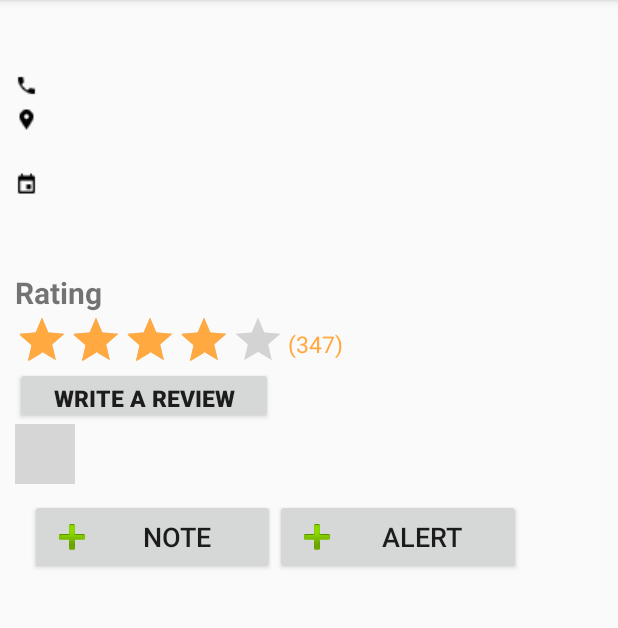
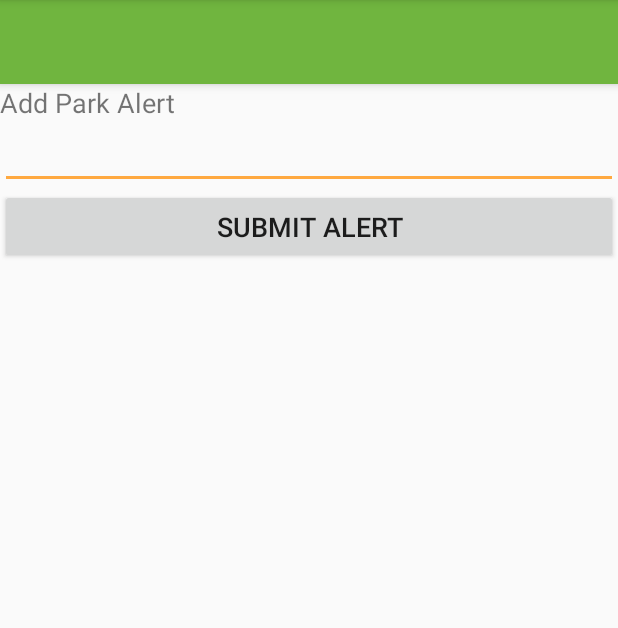
Before and after one commit to sup246/ParkPal, an Android app: the ParkDetails screen opened directly, with no data from a screen before it, after a tap on "ALERT", on a phone screen of 412 x 824 dp, the part 84-712 px from its top. Run offline under Robolectric (Android 15) with nearby library versions, the phone set to English and light mode, and no system bars; our stand-ins replace Volley; network calls fail; 12 statements that could not run were skipped; grey boxes are pictures that could not be loaded.

Commit message:
+Add park alerts and send notification

```diff
--- a/app/build.gradle
+++ b/app/build.gradle
@@ -62,6 +62,7 @@ dependencies {
     testCompile 'junit:junit:4.12'
     compile 'com.microsoft.azure:azure-notifications-handler:1.0.1@jar'
     compile 'com.android.support:support-annotations:25.3.1'
+    compile 'com.android.volley:volley:1.0.0'
 }
 
 apply plugin: 'com.google.gms.google-services'
--- a/app/src/main/AndroidManifest.xml
+++ b/app/src/main/AndroidManifest.xml
@@ -39,6 +39,9 @@
         <activity
            android:name=".ParkDetails"
            android:label="@string/app_name"></activity>
+        <activity
+            android:name=".AddParkAlertActivity"
+            android:label="@string/app_name"></activity>
         <activity
             android:name=".LoginActivity"
             android:label="@string/title_activity_login"
--- /dev/null
+++ b/app/src/main/java/com/psu/sweng500/team4/parkpal/AddParkAlertActivity.java
@@ -0,0 +1,83 @@
+package com.psu.sweng500.team4.parkpal;
+
+import android.os.Bundle;
+import android.support.v7.app.AppCompatActivity;
+import android.support.v7.widget.Toolbar;
+import android.util.Log;
+import android.view.View;
+import android.widget.Button;
+import android.widget.EditText;
+
+import com.android.volley.Request;
+import com.android.volley.RequestQueue;
+import com.android.volley.Response;
+import com.android.volley.VolleyError;
+import com.android.volley.toolbox.StringRequest;
+import com.android.volley.toolbox.Volley;
+import com.psu.sweng500.team4.parkpal.Models.Location;
+import com.psu.sweng500.team4.parkpal.Models.User;
+import com.psu.sweng500.team4.parkpal.Queries.AsyncResponse;
+import com.psu.sweng500.team4.parkpal.Queries.ParkAlertsInsertTask;
+import com.psu.sweng500.team4.parkpal.Queries.ParkNotesInsertTask;
+
+import java.util.Date;
+
+public class AddParkAlertActivity extends AppCompatActivity {
+
+    @Override
+    protected void onCreate(Bundle savedInstanceState) {
+        super.onCreate(savedInstanceState);
+        setContentView(R.layout.activity_add_park_alert);
+        Toolbar toolbar = (Toolbar) findViewById(R.id.toolbar);
+        //setSupportActionBar(toolbar);
+
+        final Location location = (Location) getIntent().getSerializableExtra("Location");
+        final User currentUser = (User) getIntent().getSerializableExtra("User");
+        final EditText alertMessageTextView = (EditText) findViewById(R.id.parkAlert_message);
+
+        Button mSubmitButton = (Button) findViewById(R.id.submitAlert);
+        mSubmitButton.setOnClickListener(new View.OnClickListener() {
+            @Override
+            public void onClick(View view) {
+                Date now = new Date();
+
+                // Do Add
+                ParkAlertsInsertTask insertAlert = new ParkAlertsInsertTask(new AsyncResponse() {
+                    @Override
+                    public void processFinish(Object result) {
+                    }
+                },
+                        location.getLocId(),
+                        currentUser.getUsername(),
+                        alertMessageTextView.getText().toString(),
+                        new Date());
+
+                insertAlert.execute();
+
+                // Instantiate the RequestQueue.
+                RequestQueue queue = Volley.newRequestQueue(getApplicationContext());
+                final String url = "http://parkpalapp.azurewebsites.net/api/notification/" + alertMessageTextView.getText().toString();
+
+                // Request a string response from the provided URL.
+                StringRequest stringRequest = new StringRequest(Request.Method.GET, url,
+                        new Response.Listener<String>() {
+                            @Override
+                            public void onResponse(String response) {
+                                // Display the first 500 characters of the response string.
+                                Log.d("INFO", response.substring(0, 500));
+                            }
+                        }, new Response.ErrorListener() {
+                    @Override
+                    public void onErrorResponse(VolleyError error) {
+                        Log.e("ERROR", "Error sending request to : " + url + " : " + error);
+                    }
+                });
+                // Add the request to the RequestQueue.
+                queue.add(stringRequest);
+
+                finish();
+            }
+        });
+    }
+
+}
--- a/app/src/main/java/com/psu/sweng500/team4/parkpal/ParkDetails.java
+++ b/app/src/main/java/com/psu/sweng500/team4/parkpal/ParkDetails.java
@@ -22,9 +22,11 @@ import android.widget.ExpandableListView;
 
 import com.google.android.gms.maps.model.LatLng;
 import com.psu.sweng500.team4.parkpal.Models.Location;
+import com.psu.sweng500.team4.parkpal.Models.ParkAlert;
 import com.psu.sweng500.team4.parkpal.Models.ParkNote;
 import com.psu.sweng500.team4.parkpal.Models.User;
 import com.psu.sweng500.team4.parkpal.Queries.AsyncResponse;
+import com.psu.sweng500.team4.parkpal.Queries.ParkAlertsQueryTask;
 import com.psu.sweng500.team4.parkpal.Queries.ParkNotesQueryTask;
 import com.psu.sweng500.team4.parkpal.Services.AzureServiceAdapter;
 import com.psu.sweng500.team4.parkpal.Services.WeatherService;
@@ -67,7 +69,10 @@ public class ParkDetails extends AppCompatActivity {
         mAddAlertButton.setOnClickListener(new View.OnClickListener() {
             @Override
             public void onClick(View view) {
-                //addAlert();
+                Intent intent = new Intent(ParkDetails.this, AddParkAlertActivity.class);
+                intent.putExtra("Location", mLocation);
+                intent.putExtra("User", mCurrentUser);
+                startActivityForResult(intent, 999);
             }
         });
 
@@ -143,7 +148,7 @@ public class ParkDetails extends AppCompatActivity {
 
     private void getListInfo(long locId)  {
 
-        try {
+     /*   try {
             //Initialization of the AzureServiceAdapter to make it usable in the app.
             AzureServiceAdapter.Initialize(getBaseContext());
             Log.d("INFO", "AzureServiceAdapter initialized");
@@ -151,7 +156,7 @@ public class ParkDetails extends AppCompatActivity {
         } catch (Exception e) {
             Log.e("ParkPal", "exception", e);
         }
-
+*/
         // Get park notes
         ParkNotesQueryTask asyncQuery = new ParkNotesQueryTask(new AsyncResponse(){
 
@@ -194,6 +199,8 @@ public class ParkDetails extends AppCompatActivity {
         asyncQuery.execute();
     }
 
+
+
     private Address AddressFinder(LatLng latLong){
         Geocoder geocoder = new Geocoder(getBaseContext(), Locale.getDefault());
         List<Address> addresses = null;
--- /dev/null
+++ b/app/src/main/res/layout/activity_add_park_alert.xml
@@ -0,0 +1,25 @@
+<?xml version="1.0" encoding="utf-8"?>
+<android.support.design.widget.CoordinatorLayout xmlns:android="http://schemas.android.com/apk/res/android"
+    xmlns:app="http://schemas.android.com/apk/res-auto"
+    xmlns:tools="http://schemas.android.com/tools"
+    android:layout_width="match_parent"
+    android:layout_height="match_parent"
+    tools:context="com.psu.sweng500.team4.parkpal.AddParkAlertActivity">
+
+    <android.support.design.widget.AppBarLayout
+        android:layout_width="match_parent"
+        android:layout_height="wrap_content"
+        android:theme="@style/AppTheme.AppBarOverlay">
+
+        <android.support.v7.widget.Toolbar
+            android:id="@+id/toolbar"
+            android:layout_width="match_parent"
+            android:layout_height="?attr/actionBarSize"
+            android:background="?attr/colorPrimary"
+            app:popupTheme="@style/AppTheme.PopupOverlay" />
+
+    </android.support.design.widget.AppBarLayout>
+
+    <include layout="@layout/content_add_park_alert" />
+
+</android.support.design.widget.CoordinatorLayout>
--- /dev/null
+++ b/app/src/main/res/layout/content_add_park_alert.xml
@@ -0,0 +1,39 @@
+<?xml version="1.0" encoding="utf-8"?>
+<android.support.constraint.ConstraintLayout xmlns:android="http://schemas.android.com/apk/res/android"
+    xmlns:app="http://schemas.android.com/apk/res-auto"
+    xmlns:tools="http://schemas.android.com/tools"
+    android:layout_width="match_parent"
+    android:layout_height="match_parent"
+    app:layout_behavior="@string/appbar_scrolling_view_behavior"
+    tools:context="com.psu.sweng500.team4.parkpal.AddParkAlertActivity"
+    tools:showIn="@layout/activity_add_park_alert">
+
+    <LinearLayout
+        android:layout_width="fill_parent"
+        android:layout_height="fill_parent"
+        android:orientation="vertical"
+        tools:layout_editor_absoluteY="8dp"
+        tools:layout_editor_absoluteX="8dp">
+
+        <TextView
+            android:id="@+id/addParkAlert_prompt"
+            android:layout_width="wrap_content"
+            android:layout_height="wrap_content"
+            android:text="Add Park Alert"
+            android:textSize="18sp"/>
+
+        <EditText
+            android:id="@+id/parkAlert_message"
+            android:layout_width="match_parent"
+            android:layout_height="wrap_content"
+            android:ems="10"
+            android:inputType="textMultiLine"/>
+
+        <Button
+            android:id="@+id/submitAlert"
+            android:layout_width="match_parent"
+            android:layout_height="50dp"
+            android:text="Submit alert"
+            android:textSize="18sp" />
+    </LinearLayout>
+</android.support.constraint.ConstraintLayout>
```
Also changed, not shown: app/src/main/java/com/psu/sweng500/team4/parkpal/GMapFragment.java (+43 -1 lines), app/src/main/java/com/psu/sweng500/team4/parkpal/Models/ParkAlert.java (added, +62 -0 lines), app/src/main/java/com/psu/sweng500/team4/parkpal/Queries/ParkAlertsInsertTask.java (added, +41 -0 lines), app/src/main/java/com/psu/sweng500/team4/parkpal/Queries/ParkAlertsQueryTask.java (added, +47 -0 lines), app/src/main/res/layout/marker_info_layout.xml (+16 -0 lines), app/src/main/res/layout/park_alerts_layout.xml (added, +43 -0 lines).
